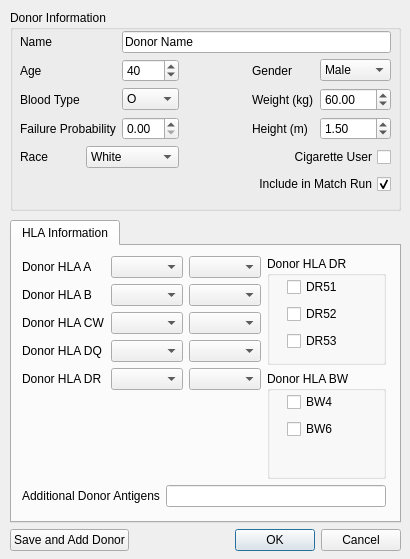
Above: KPD GUI/DialogDonor.ui from mathieubray/KPDGUI before the change. Below: the same form after it.
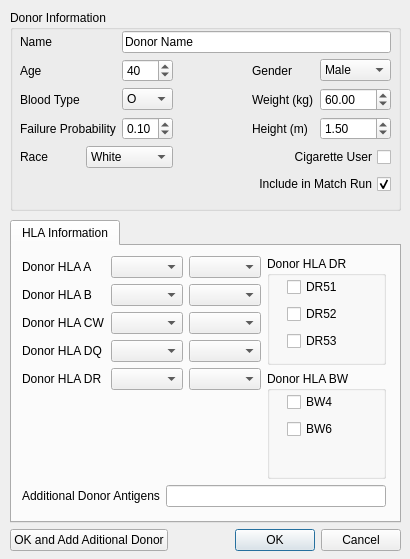
That is the form after the change.

What changed in the file:
```diff
--- a/KPD GUI/DialogDonor.ui
+++ b/KPD GUI/DialogDonor.ui
@@ -174,7 +174,17 @@
       </widget>
      </item>
      <item row="3" column="2">
-      <widget class="QDoubleSpinBox" name="donorFailureProbabilitySpinBox"/>
+      <widget class="QDoubleSpinBox" name="donorFailureProbabilitySpinBox">
+       <property name="maximum">
+        <double>1.000000000000000</double>
+       </property>
+       <property name="singleStep">
+        <double>0.100000000000000</double>
+       </property>
+       <property name="value">
+        <double>0.100000000000000</double>
+       </property>
+      </widget>
      </item>
      <item row="3" column="3">
       <spacer name="horizontalSpacer_3">
@@ -506,7 +516,7 @@
       <item>
        <widget class="QPushButton" name="additionalDonorButton">
         <property name="text">
-         <string>Save and Add Donor</string>
+         <string>OK and Add Aditional Donor</string>
         </property>
        </widget>
       </item>
```
Left out of the diff: 3 changed lines with no effect on the pictures.
